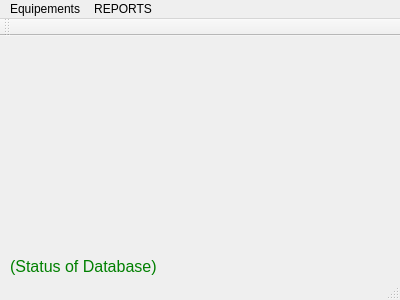
Endo13/BikeEquipmentManager, file sources/mainwindow.ui: the form before one commit.
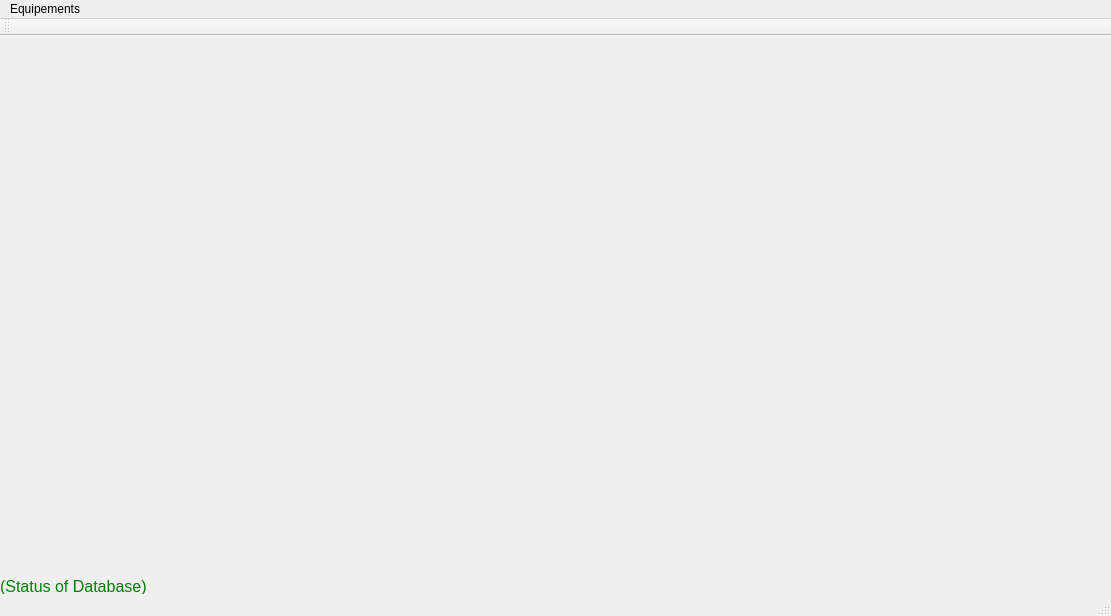
The form after the commit.

```diff
--- a/sources/mainwindow.ui
+++ b/sources/mainwindow.ui
@@ -6,8 +6,8 @@
    <rect>
     <x>0</x>
     <y>0</y>
-    <width>400</width>
-    <height>300</height>
+    <width>1111</width>
+    <height>616</height>
    </rect>
   </property>
   <property name="windowTitle">
@@ -17,8 +17,8 @@
    <widget class="QLabel" name="status">
     <property name="geometry">
      <rect>
-      <x>10</x>
-      <y>220</y>
+      <x>0</x>
+      <y>540</y>
       <width>381</width>
       <height>21</height>
      </rect>
@@ -36,7 +36,7 @@
     <rect>
      <x>0</x>
      <y>0</y>
-     <width>400</width>
+     <width>1111</width>
      <height>21</height>
     </rect>
    </property>
@@ -47,25 +47,7 @@
     <addaction name="actionAddGear"/>
     <addaction name="actionShowGear"/>
    </widget>
-   <widget class="QMenu" name="menuREPORTS">
-    <property name="title">
-     <string>REPORTS</string>
-    </property>
-    <widget class="QMenu" name="menuSales">
-     <property name="title">
-      <string>Sales</string>
-     </property>
-    </widget>
-    <widget class="QMenu" name="menuPurchase">
-     <property name="title">
-      <string>Purchase</string>
-     </property>
-    </widget>
-    <addaction name="menuSales"/>
-    <addaction name="menuPurchase"/>
-   </widget>
    <addaction name="menuDATA_ENTRY"/>
-   <addaction name="menuREPORTS"/>
   </widget>
   <widget class="QToolBar" name="mainToolBar">
    <attribute name="toolBarArea">
```
